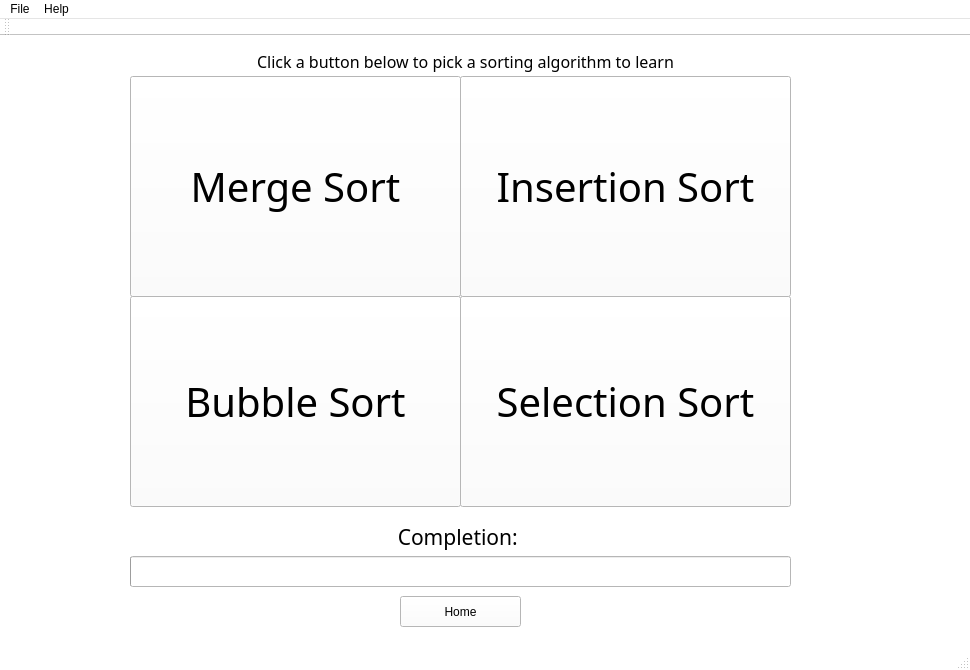
Qt form mainwindow.ui (JonWiggins/SortingAlgorithmGame) before a commit.
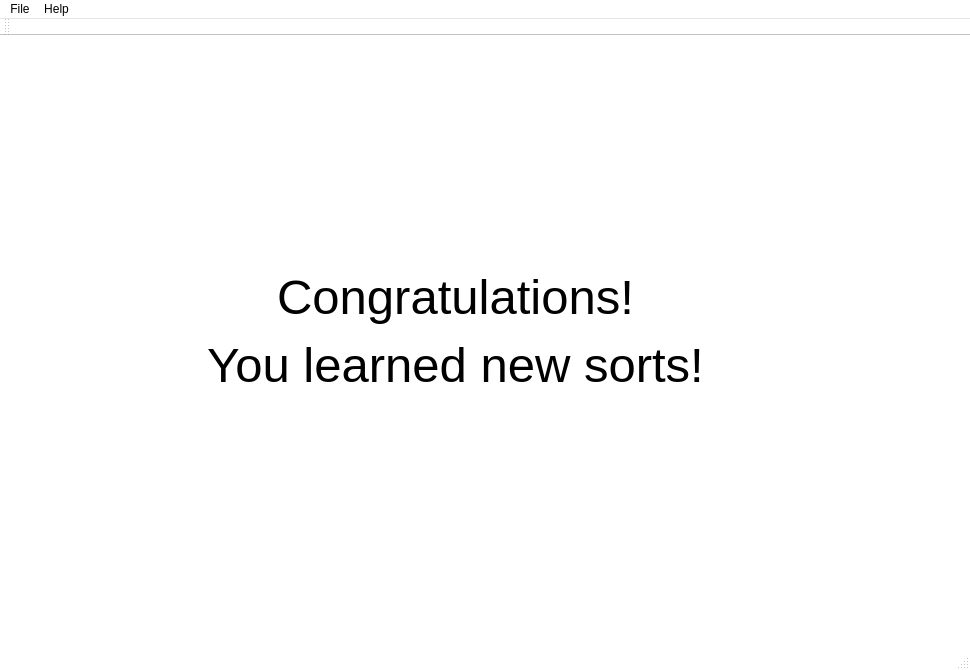
The same form after that commit. The open tabs and pages were chosen to show the change.

Commit message: Added a finished page that will show up  when all sorts are learned

```diff
--- a/mainwindow.ui
+++ b/mainwindow.ui
@@ -1304,6 +1304,21 @@
       </property>
      </widget>
     </widget>
+    <widget class="QWidget" name="EndScreen">
+     <widget class="QLabel" name="EndingMessage">
+      <property name="geometry">
+       <rect>
+        <x>120</x>
+        <y>170</y>
+        <width>651</width>
+        <height>251</height>
+       </rect>
+      </property>
+      <property name="text">
+       <string>&lt;html&gt;&lt;head/&gt;&lt;body&gt;&lt;p align=&quot;center&quot;&gt;&lt;span style=&quot; font-size:37pt;&quot;&gt;Congratulations!&lt;/span&gt;&lt;/p&gt;&lt;p align=&quot;center&quot;&gt;&lt;span style=&quot; font-size:37pt;&quot;&gt;You learned new sorts!&lt;/span&gt;&lt;/p&gt;&lt;/body&gt;&lt;/html&gt;</string>
+      </property>
+     </widget>
+    </widget>
    </widget>
   </widget>
   <widget class="QMenuBar" name="menuBar">
```
Left out of the diff: 2 changed lines with no effect on the pictures. The commit also changes 2 other files.
